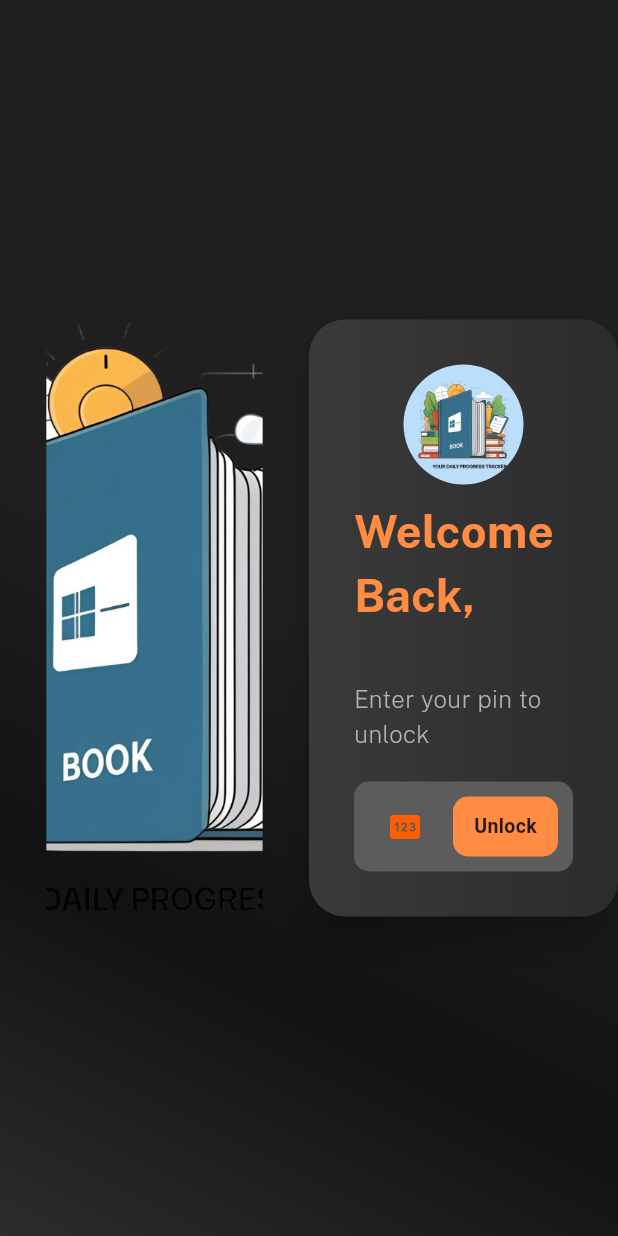
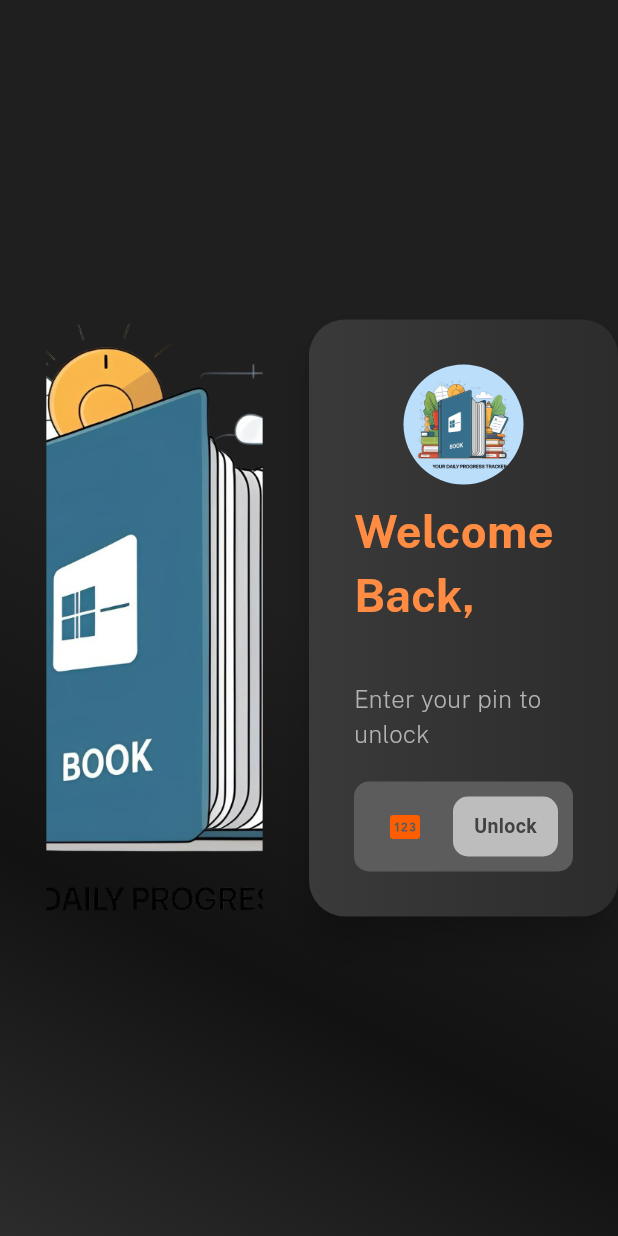
Before and after one commit to Aflah3100/office_book_app, a Flutter app: the LockScreen screen opened directly, on a phone screen of 412 x 824 dp. Run offline on Flutter 3.47's test engine with Material 3 defaults, Android fonts, the phone set to English and light mode, and no system bars; drawn by our look-alikes of carousel_slider; our stand-ins replace google_fonts, hive, hive_flutter, shared_preferences; missing offline and left inert: window_size; accounts and stored records are empty.

Commit message:
created animated pin text form field

```diff
--- a/lib/features/auth/screens/lock_screen.dart
+++ b/lib/features/auth/screens/lock_screen.dart
@@ -74,7 +74,7 @@ class LockScreen extends StatelessWidget {
                     mainAxisAlignment: MainAxisAlignment.center,
                     crossAxisAlignment: CrossAxisAlignment.center,
                     mainAxisSize: MainAxisSize.min,
-                    children: [LockScreenContainer()],
+                    children: [LockScreenWidgetsContainer()],
                   ),
                 ),
               ),
--- a/lib/features/auth/widgets/lock_screen_widgets.dart
+++ b/lib/features/auth/widgets/lock_screen_widgets.dart
@@ -1,11 +1,13 @@
+import 'dart:math';
+
 import 'package:flutter/material.dart';
 import 'package:google_fonts/google_fonts.dart';
 import 'package:office_book_app/core/app_assets.dart';
 import 'package:office_book_app/core/app_colors.dart';
 import 'package:office_book_app/shared/services/shared_prefs.dart';
 
-class LockScreenContainer extends StatelessWidget {
-  LockScreenContainer({super.key});
+class LockScreenWidgetsContainer extends StatelessWidget {
+  LockScreenWidgetsContainer({super.key});
 
   //Text-field-controllers
   final _pinController = TextEditingController();
@@ -16,6 +18,7 @@ class LockScreenContainer extends StatelessWidget {
       color: Colors.transparent,
       borderRadius: BorderRadius.circular(24),
       elevation: 10,
+      //Base-container
       child: Container(
         width: 500,
         padding: const EdgeInsets.symmetric(vertical: 30, horizontal: 30),
@@ -29,6 +32,7 @@ class LockScreenContainer extends StatelessWidget {
           mainAxisAlignment: MainAxisAlignment.center,
           crossAxisAlignment: CrossAxisAlignment.start,
           children: [
+            //Top-Logo
             Center(
               child: CircleAvatar(
                 backgroundColor: Colors.blue[100],
@@ -45,6 +49,7 @@ class LockScreenContainer extends StatelessWidget {
                 color: AppColors.primaryOrangeLight,
               ),
             ),
+            //User-fullname
             FutureBuilder<String>(
               future: _getUserName(),
               builder: (ctx, snapshot) {
@@ -79,57 +84,13 @@ class LockScreenContainer extends StatelessWidget {
             ),
             const SizedBox(height: 20),
 
-            //Pin-Text-field-container
-            Container(
-              width: 400,
-              height: 60,
-              padding: EdgeInsets.symmetric(horizontal: 10, vertical: 5),
-              decoration: BoxDecoration(
-                color: AppColors.inactiveDateColor,
-                borderRadius: BorderRadius.circular(10),
-              ),
-              child: Row(
-                children: [
-                  //Pin-text-field
-                  Expanded(
-                    child: TextFormField(
-                      keyboardType: TextInputType.number,
-                      obscureText: true,
-                      controller: _pinController,
-                      decoration: InputDecoration(
-                        border: InputBorder.none,
-                        hintText: "Enter Pin",
-                        hintStyle: TextStyle(color: AppColors.textPrimary),
-                        prefixIcon: Icon(
-                          Icons.pin,
-                          color: AppColors.primaryOrange,
-                        ),
-                      ),
-                    ),
-                  ),
-                  //Unlock-button
-                  InkWell(
-                    onTap: () {},
-                    child: Container(
-                      height: 40,
-                      width: 70,
-                      decoration: BoxDecoration(
-                        borderRadius: BorderRadius.circular(10),
-                        color: AppColors.primaryOrangeLight,
-                      ),
-                      child: Center(
-                        child: Text(
-                          "Unlock",
-                          style: TextStyle(
-                            fontSize: 13,
-                            fontWeight: FontWeight.bold,
-                          ),
-                        ),
-                      ),
-                    ),
-                  ),
-                ],
-              ),
+            //Pin-Text-field
+            PinTextField(
+              pinController: _pinController,
+              onPress: (String pin) async {
+                // await Future.delayed(Duration(milliseconds: 300));
+                return pin == "1234";
+              },
             ),
           ],
         ),
@@ -143,3 +104,135 @@ class LockScreenContainer extends StatelessWidget {
     return "${loggedUser!.firstName} ${loggedUser.lastName ?? ""}";
   }
 }
+
+//Pin-text-form-field
+class PinTextField extends StatefulWidget {
+  const PinTextField({
+    super.key,
+    required this.pinController,
+    required this.onPress,
+  });
+
+  final TextEditingController pinController;
+  final Future<bool> Function(String pin) onPress;
+
+  @override
+  State<PinTextField> createState() => _PinTextFieldState();
+}
+
+class _PinTextFieldState extends State<PinTextField>
+    with SingleTickerProviderStateMixin {
+  bool isEnabled = false;
+  late AnimationController _animationController;
+  late Animation<double> _offsetAnimation;
+
+  @override
+  void initState() {
+    super.initState();
+
+    _animationController = AnimationController(
+      duration: const Duration(milliseconds: 500),
+      vsync: this,
+    );
+
+    _offsetAnimation = Tween<double>(begin: 0, end: 24)
+      .chain(CurveTween(curve: Curves.elasticIn))
+      .animate(_animationController)..addStatusListener((status) {
+      if (status == AnimationStatus.completed) {
+        _animationController.reset();
+      }
+    });
+  }
+
+  @override
+  void dispose() {
+    _animationController.dispose();
+    super.dispose();
+  }
+
+  void _handleUnlock() async {
+    final pin = widget.pinController.text;
+    bool isValid = await widget.onPress(pin);
+    if (!isValid) {
+      _animationController.forward();
+      widget.pinController.clear();
+      setState(() {
+        isEnabled = false;
+      });
+    }
+  }
+
+  @override
+  Widget build(BuildContext context) {
+    return AnimatedBuilder(
+      animation: _offsetAnimation,
+      builder: (context, child) {
+        return Transform.translate(
+          offset: Offset(
+            _offsetAnimation.value *
+                sin(DateTime.now().millisecondsSinceEpoch / 100),
+            0,
+          ),
+          child: child,
+        );
+      },
+      child: Container(
+        width: 400,
+        height: 60,
+        padding: const EdgeInsets.symmetric(horizontal: 10, vertical: 5),
+        decoration: BoxDecoration(
+          color: AppColors.inactiveDateColor,
+          borderRadius: BorderRadius.circular(10),
+        ),
+        child: Row(
+          children: [
+            // Pin Text Field
+            Expanded(
+              child: TextFormField(
+                keyboardType: TextInputType.number,
+                obscureText: true,
+                controller: widget.pinController,
+                onChanged: (String pin) {
+                  setState(() {
+                    isEnabled = widget.pinController.text.length >= 4;
+                  });
+                },
+                decoration: InputDecoration(
+                  border: InputBorder.none,
+                  hintText: "Enter Pin",
+                  hintStyle: TextStyle(color: AppColors.textPrimary),
+                  prefixIcon: Icon(Icons.pin, color: AppColors.primaryOrange),
+                ),
+              ),
+            ),
+            // Unlock Button
+            InkWell(
+              onTap: isEnabled ? _handleUnlock : null,
+              child: Container(
+                height: 40,
+                width: 70,
+                decoration: BoxDecoration(
+                  borderRadius: BorderRadius.circular(10),
+                  color:
+                      isEnabled
+                          ? AppColors.primaryOrangeLight
+                          : Colors.grey[400],
+                ),
+                child: Center(
+                  child: Text(
+                    "Unlock",
+                    style: TextStyle(
+                      fontSize: 13,
+                      fontWeight: FontWeight.bold,
+                      color: isEnabled ? Colors.black : Colors.grey[800],
+                    ),
+                  ),
+                ),
+              ),
+            ),
+          ],
+        ),
+      ),
+    );
+  }
+}
```
